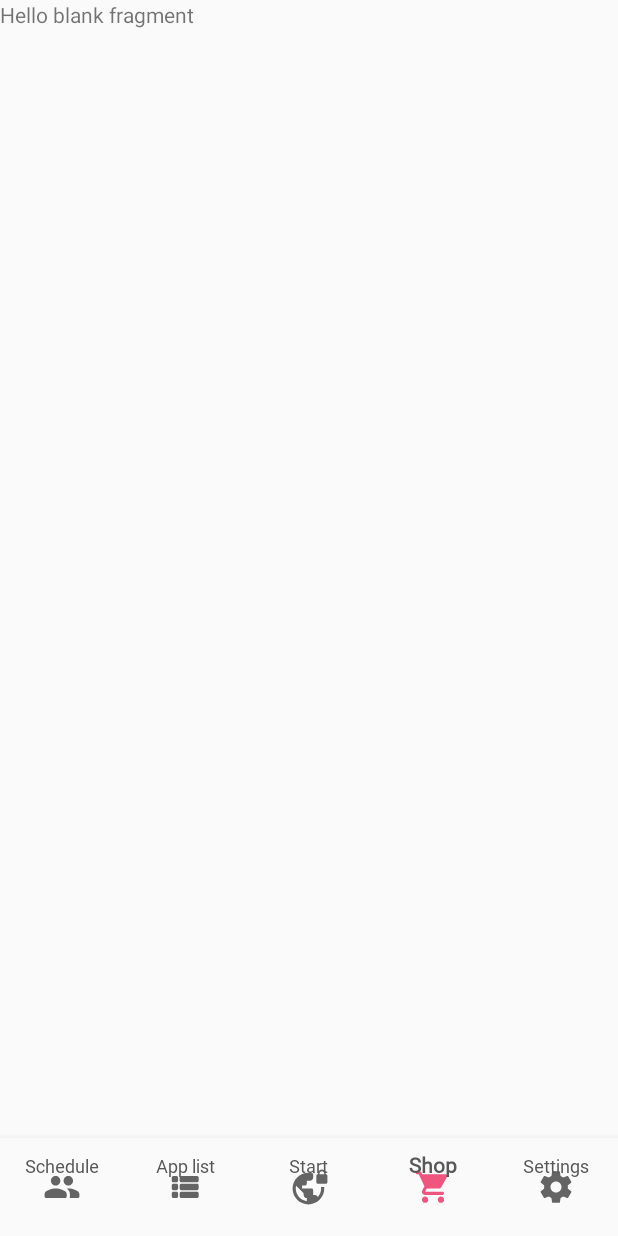
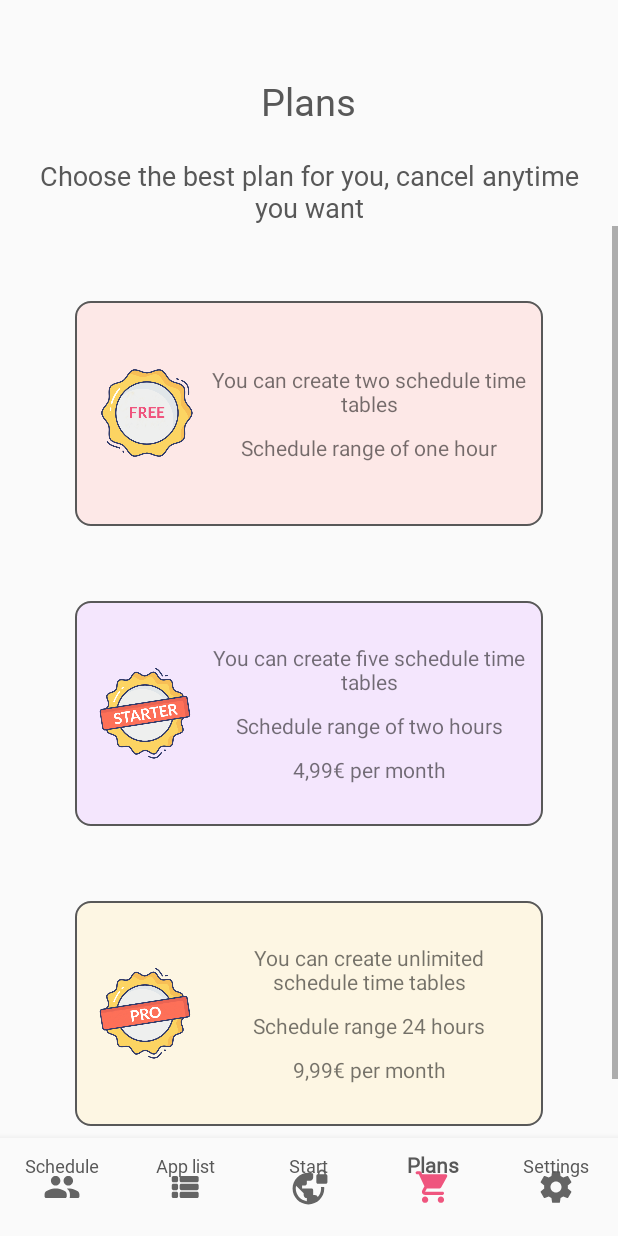
Before and after one commit to Sergiobi9/shutMeProject, an Android app: the screen it shows after launch (MainActivity), item 4 of the bottom bar chosen, on a phone screen of 412 x 824 dp. Run offline under Robolectric (Android 15) with nearby library versions, the light colour scheme and no system bars.

Commit message:
plans in progress + fix error add schedule

```diff
--- a/app/src/main/java/com/example/shutmeproject/Fragments/ShopFragment.java
+++ b/app/src/main/java/com/example/shutmeproject/Fragments/Plans/PlansFragment.java
@@ -1,4 +1,4 @@
-package com.example.shutmeproject.Fragments;
+package com.example.shutmeproject.Fragments.Plans;
 
 import android.os.Bundle;
 
@@ -10,9 +10,9 @@ import android.view.ViewGroup;
 
 import com.example.shutmeproject.R;
 
-public class ShopFragment extends Fragment {
+public class PlansFragment extends Fragment {
 
-    public ShopFragment() {
+    public PlansFragment() {
         // Required empty public constructor
     }
 
@@ -24,6 +24,6 @@ public class ShopFragment extends Fragment {
     @Override
     public View onCreateView(LayoutInflater inflater, ViewGroup container,
                              Bundle savedInstanceState) {
-        return inflater.inflate(R.layout.fragment_shop, container, false);
+        return inflater.inflate(R.layout.fragment_plans, container, false);
     }
 }
--- a/app/src/main/java/com/example/shutmeproject/Fragments/Schedule/AddScheduleFragment.java
+++ b/app/src/main/java/com/example/shutmeproject/Fragments/Schedule/AddScheduleFragment.java
@@ -17,6 +17,7 @@ import android.widget.EditText;
 import android.widget.LinearLayout;
 import android.widget.RelativeLayout;
 import android.widget.TextView;
+import android.widget.Toast;
 
 import androidx.fragment.app.Fragment;
 import androidx.fragment.app.FragmentTransaction;
@@ -85,14 +86,23 @@ public class AddScheduleFragment extends Fragment {
         appPackages.add("com.instagram.android");
         identifier = sharedPreferences.getInt("scheduleIdentifier", 1);
 
+        view.setFocusableInTouchMode(true);
+        view.requestFocus();
         view.setOnKeyListener(new View.OnKeyListener() {
             @Override
             public boolean onKey(View v, int keyCode, KeyEvent event) {
                 if( keyCode == KeyEvent.KEYCODE_BACK && event.getAction() == KeyEvent.ACTION_UP) {
+                    if (addScheduleSecondScreen.getVisibility() == View.VISIBLE){
+                        addScheduleSecondScreen.setVisibility(View.GONE);
+                        addScheduleFirstScreen.setVisibility(View.VISIBLE);
+                        identifier--;
+                     } else {
                         FragmentTransaction fragmentTransaction = getFragmentManager().beginTransaction();
                         fragmentTransaction.replace(R.id.main_container, new ScheduleMenuFragment());
                         fragmentTransaction.addToBackStack(null);
                         fragmentTransaction.commit();
+                    }
+
                     return true;
                 }
                 return false;
@@ -156,7 +166,14 @@ public class AddScheduleFragment extends Fragment {
         Duration duration = Duration.between(bedDateTime, wakeDateTime);
         long hours = duration.toHours();
         long minutes = duration.toMinutes() % 60;
+
+        if (hours == 24 && minutes != 0){
+            hours = 0;
             hoursTV.setText(String.valueOf(hours));
+        } else {
+            hoursTV.setText(String.valueOf(hours));
+        }
+
         minutesTV.setText(String.valueOf(minutes));
     }
 
@@ -197,23 +214,39 @@ public class AddScheduleFragment extends Fragment {
         acceptBtn.setOnClickListener(new View.OnClickListener() {
             @Override
             public void onClick(View view) {
-                createScheduleTime();
+                boolean canProceed = createScheduleTime();
+
+                if (canProceed){
                     dialog.cancel();
+                }
             }
         });
 
         dialog.show();
     }
 
-    private void createScheduleTime(){
+    private boolean createScheduleTime(){
         String scheduleName = scheduleNameEditText.getText().toString();
+
+        if (scheduleName.isEmpty()){
+            Toast.makeText(context, "Please, name your time table", Toast.LENGTH_SHORT).show();
+            return false;
+        }
+
+        if (daysOfTheWeekSelected.size() == 0){
+            Toast.makeText(context, "Please, choose at least one day o the week your time table", Toast.LENGTH_SHORT).show();
+            return false;
+        }
+
         newTimeTable = new TimeTable(identifier, scheduleName, startTime, endTime, daysOfTheWeekSelected, appPackages);
 
         identifier ++;
         sharedPreferences.edit().putInt("scheduleIdentifier", identifier).apply();
 
+        Log.d(TAG, newTimeTable.toString());
         changeScreen();
-        Log.d(TAG, newTimeTable.toString());
+
+        return true;
     }
 
     private void changeScreen(){
--- a/app/src/main/java/com/example/shutmeproject/MainActivity.java
+++ b/app/src/main/java/com/example/shutmeproject/MainActivity.java
@@ -10,10 +10,9 @@ import android.view.Window;
 import android.view.WindowManager;
 
 import com.example.shutmeproject.Fragments.AppListFragment;
-import com.example.shutmeproject.Fragments.Schedule.AddScheduleFragment;
 import com.example.shutmeproject.Fragments.Schedule.ScheduleMenuFragment;
 import com.example.shutmeproject.Fragments.Settings.SettingsFragment;
-import com.example.shutmeproject.Fragments.ShopFragment;
+import com.example.shutmeproject.Fragments.Plans.PlansFragment;
 import com.example.shutmeproject.Fragments.VPNFragment;
 import com.google.android.material.bottomnavigation.BottomNavigationView;
 
@@ -72,7 +71,7 @@ public class MainActivity extends AppCompatActivity {
                 this.getSupportFragmentManager().beginTransaction().replace(R.id.main_container, new VPNFragment()).addToBackStack(null).commit();
                 break;
             case R.id.navigation_04:
-                this.getSupportFragmentManager().beginTransaction().replace(R.id.main_container, new ShopFragment()).addToBackStack(null).commit();
+                this.getSupportFragmentManager().beginTransaction().replace(R.id.main_container, new PlansFragment()).addToBackStack(null).commit();
                 break;
             case R.id.navigation_05:
                 this.getSupportFragmentManager().beginTransaction().replace(R.id.main_container, new SettingsFragment()).addToBackStack(null).commit();
--- /dev/null
+++ b/app/src/main/java/com/example/shutmeproject/Plans/Plans.java
@@ -0,0 +1,33 @@
+package com.example.shutmeproject.Plans;
+
+public class Plans {
+
+    private final String FREE_PLAN = "FREE_PLAN", STARTER_PLAN = "STARTER_PLAN", PRO_PLAN = "PRO_PLAN";
+    private final double FREE_PLAN_PRICE = 0, STARTER_PLAN_PRICE = 4.99, PRO_PLAN_PRICE = 9.99;
+
+    public Plans() {}
+
+    public String getFREE_PLAN() {
+        return FREE_PLAN;
+    }
+
+    public String getSTARTER_PLAN() {
+        return STARTER_PLAN;
+    }
+
+    public String getPRO_PLAN() {
+        return PRO_PLAN;
+    }
+
+    public double getFREE_PLAN_PRICE() {
+        return FREE_PLAN_PRICE;
+    }
+
+    public double getSTARTER_PLAN_PRICE() {
+        return STARTER_PLAN_PRICE;
+    }
+
+    public double getPRO_PLAN_PRICE() {
+        return PRO_PLAN_PRICE;
+    }
+}
--- a/app/src/main/res/drawable/dialog_border.xml
+++ b/app/src/main/res/drawable/dialog_border.xml
@@ -8,11 +8,10 @@
     </item>
 
     <item
-        android:left="0dp"
-        android:right="5dp"
-        android:top="0dp"
-        android:bottom="5dp"
-        >
+        android:left="1dp"
+        android:right="1dp"
+        android:top="1dp"
+        android:bottom="1dp">
         <shape android:shape="rectangle">
             <solid android:color="@color/white" />
             <corners android:radius="25dp" />
--- /dev/null
+++ b/app/src/main/res/drawable/free_plan_background.xml
@@ -0,0 +1,11 @@
+<?xml version="1.0" encoding="utf-8"?>
+<shape xmlns:android="http://schemas.android.com/apk/res/android"
+    android:shape="rectangle">
+
+    <stroke android:width="1dp"
+        android:color="@color/gray"></stroke>
+    <solid android:color="@color/freePlan" />
+
+    <corners android:radius="10dp" />
+
+</shape>
--- a/app/src/main/res/drawable/next_btn.xml
+++ /dev/null
@@ -1,8 +0,0 @@
-<shape xmlns:android="http://schemas.android.com/apk/res/android"
-    android:shape="rectangle">
-
-    <solid android:color="@color/happy" />
-
-    <corners android:radius="10dp" />
-
-</shape>
--- /dev/null
+++ b/app/src/main/res/drawable/pro_plan_background.xml
@@ -0,0 +1,10 @@
+<?xml version="1.0" encoding="utf-8"?>
+<shape xmlns:android="http://schemas.android.com/apk/res/android"
+    android:shape="rectangle">
+
+    <stroke android:width="1dp"
+        android:color="@color/gray"></stroke>
+    <solid android:color="@color/proPlan"/>
+    <corners android:radius="10dp" />
+
+</shape>
--- /dev/null
+++ b/app/src/main/res/drawable/starter_plan_background.xml
@@ -0,0 +1,11 @@
+<?xml version="1.0" encoding="utf-8"?>
+<shape xmlns:android="http://schemas.android.com/apk/res/android"
+    android:shape="rectangle">
+
+    <stroke android:width="1dp"
+        android:color="@color/gray"></stroke>
+    <solid android:color="@color/starterPlan" />
+
+    <corners android:radius="10dp" />
+
+</shape>
--- a/app/src/main/res/layout/fragment_add_schedule.xml
+++ b/app/src/main/res/layout/fragment_add_schedule.xml
@@ -350,11 +350,29 @@
         android:visibility="gone"
         android:layout_height="match_parent">
 
+        <TextView
+            android:id="@+id/settings_title_tv"
+            android:layout_width="wrap_content"
+            android:layout_height="wrap_content"
+            android:layout_centerHorizontal="true"
+            android:paddingLeft="25dp"
+            android:gravity="center"
+            android:paddingRight="25dp"
+            android:fontFamily="@font/nunito"
+            android:layout_marginTop="50dp"
+            android:text="Select from the following applications, which ones do you want to apply your time table"
+            android:textColor="@color/gray"
+            android:textSize="20sp"></TextView>
 
         <EditText
             android:id="@+id/searcher"
-            android:layout_margin="20dp"
+            android:layout_marginLeft="20dp"
+            android:layout_marginRight="20dp"
+            android:layout_marginBottom="20dp"
+
+            android:layout_marginTop="40dp"
             android:paddingRight="15sp"
+            android:layout_below="@+id/settings_title_tv"
             android:paddingTop="10dp"
             android:paddingBottom="10dp"
             android:paddingLeft="15sp"
@@ -367,11 +385,26 @@
             android:layout_height="50dp">
         </EditText>
 
+        <Switch
+            android:id="@+id/appy_to_all_switch"
+            android:layout_width="match_parent"
+            android:layout_height="wrap_content"
+            android:layout_below="@+id/searcher"
+            android:layout_marginTop="20dp"
+            android:colorControlActivated="@color/happy"
+            android:fontFamily="@font/nunito"
+            android:text="Apply to all applications"
+            android:textColor="@color/gray"
+            android:layout_marginLeft="25dp"
+            android:layout_marginRight="25dp"
+            android:textSize="18sp"
+            android:theme="@style/ThemeOverlay.MySwitch" />
+
 
         <androidx.recyclerview.widget.RecyclerView
             android:id="@+id/apps_list"
-            android:layout_marginTop="5dp"
-            android:layout_below="@+id/searcher"
+            android:layout_marginTop="25dp"
+            android:layout_below="@+id/appy_to_all_switch"
             android:layout_width="match_parent"
             android:layout_height="match_parent" />
 
--- /dev/null
+++ b/app/src/main/res/layout/fragment_plans.xml
@@ -0,0 +1,204 @@
+<?xml version="1.0" encoding="utf-8"?>
+<FrameLayout xmlns:android="http://schemas.android.com/apk/res/android"
+    xmlns:tools="http://schemas.android.com/tools"
+    android:layout_width="match_parent"
+    android:layout_height="match_parent"
+    tools:context=".Fragments.Plans.PlansFragment">
+
+        <RelativeLayout
+            android:layout_width="match_parent"
+            android:layout_height="match_parent"
+            android:layout_marginTop="50dp">
+
+            <TextView
+                android:id="@+id/plans_title_tv"
+                android:layout_width="wrap_content"
+                android:layout_height="wrap_content"
+                android:fontFamily="@font/nunito"
+                android:textSize="25sp"
+                android:textColor="@color/gray"
+                android:layout_centerHorizontal="true"
+                android:text="@string/plans">
+            </TextView>
+
+            <TextView
+                android:id="@+id/plans_subtitle_tv"
+                android:layout_width="wrap_content"
+                android:layout_height="wrap_content"
+                android:fontFamily="@font/nunito"
+                android:textSize="18sp"
+                android:layout_marginTop="20dp"
+                android:textColor="@color/gray"
+                android:layout_below="@+id/plans_title_tv"
+                android:layout_centerHorizontal="true"
+                android:gravity="center"
+                android:layout_marginLeft="20dp"
+                android:layout_marginRight="20dp"
+                android:text="Choose the best plan for you, cancel anytime you want">
+            </TextView>
+
+            <ScrollView
+                android:layout_below="@+id/plans_subtitle_tv"
+                android:layout_width="match_parent"
+                android:layout_height="match_parent">
+
+                <LinearLayout
+                    android:id="@+id/plans_box"
+                    android:layout_below="@+id/plans_title_tv"
+                    android:layout_width="match_parent"
+                    android:padding="50dp"
+                    android:orientation="vertical"
+                    android:layout_centerVertical="true"
+                    android:layout_centerHorizontal="true"
+                    android:gravity="center"
+                    android:layout_height="match_parent">
+
+                    <LinearLayout
+                        android:id="@+id/free_plan_box"
+                        android:layout_below="@+id/settings_title_tv"
+                        android:layout_width="match_parent"
+                        android:layout_height="150dp"
+                        android:background="@drawable/free_plan_background"
+                        android:orientation="horizontal">
+
+                        <ImageView
+                            android:layout_width="65dp"
+                            android:layout_height="65dp"
+                            android:layout_gravity="center"
+                            android:layout_marginLeft="15dp"
+                            android:src="@drawable/free_plan_icon">
+
+                        </ImageView>
+
+                        <LinearLayout
+                            android:layout_width="match_parent"
+                            android:layout_height="match_parent"
+                            android:layout_gravity="center"
+                            android:gravity="center"
+                            android:padding="10dp"
+                            android:orientation="vertical">
+
+                            <TextView
+                                android:layout_width="wrap_content"
+                                android:layout_height="wrap_content"
+                                android:gravity="center"
+                                android:text="You can create two schedule time tables">
+                            </TextView>
+
+                            <TextView
+                                android:layout_width="wrap_content"
+                                android:layout_height="wrap_content"
+                                android:layout_marginTop="10dp"
+                                android:text="Schedule range of one hour">
+                            </TextView>
+                        </LinearLayout>
+
+
+
+                    </LinearLayout>
+
+                    <LinearLayout
+                        android:id="@+id/starter_plan_box"
+                        android:layout_below="@+id/free_plan_box"
+                        android:layout_width="match_parent"
+                        android:layout_height="150dp"
+                        android:layout_marginTop="50dp"
+                        android:layout_marginBottom="50dp"
+                        android:background="@drawable/starter_plan_background"
+                        android:orientation="horizontal">
+
+                        <ImageView
+                            android:layout_width="65dp"
+                            android:layout_height="65dp"
+                            android:layout_gravity="center"
+                            android:layout_marginLeft="15dp"
+                            android:src="@drawable/starter_plan_icon">
+                        </ImageView>
+
+                        <LinearLayout
+                            android:layout_width="match_parent"
+                            android:layout_height="match_parent"
+                            android:layout_gravity="center"
+                            android:gravity="center"
+                            android:padding="10dp"
+                            android:orientation="vertical">
+
+                            <TextView
+                                android:layout_width="wrap_content"
+                                android:layout_height="wrap_content"
+                                android:gravity="center"
+                                android:text="You can create five schedule time tables">
+                            </TextView>
+
+                            <TextView
+                                android:layout_width="wrap_content"
+                                android:layout_height="wrap_content"
+                                android:layout_marginTop="10dp"
+                                android:text="Schedule range of two hours">
+                            </TextView>
+
+                            <TextView
+                                android:layout_width="wrap_content"
+                                android:layout_height="wrap_content"
+                                android:layout_marginTop="10dp"
+                                android:text="4,99€ per month">
+                            </TextView>
+                        </LinearLayout>
+
+                    </LinearLayout>
+
+                    <LinearLayout
+                        android:id="@+id/pro_plan_box"
+                        android:layout_below="@+id/starter_plan_box"
+                        android:layout_width="match_parent"
+                        android:layout_height="150dp"
+                        android:background="@drawable/pro_plan_background"
+                        android:orientation="horizontal">
+
+                        <ImageView
+                            android:layout_width="65dp"
+                            android:layout_height="65dp"
+                            android:layout_gravity="center"
+                            android:layout_marginLeft="15dp"
+                            android:src="@drawable/pro_plan_icon">
+                        </ImageView>
+
+                        <LinearLayout
+                            android:layout_width="match_parent"
+                            android:layout_height="match_parent"
+                            android:layout_gravity="center"
+                            android:gravity="center"
+                            android:padding="10dp"
+                            android:orientation="vertical">
+
+                            <TextView
+                                android:layout_width="wrap_content"
+                                android:layout_height="wrap_content"
+                                android:gravity="center"
+                                android:text="You can create unlimited schedule time tables">
+                            </TextView>
+
+                            <TextView
+                                android:layout_width="wrap_content"
+                                android:layout_height="wrap_content"
+                                android:layout_marginTop="10dp"
+                                android:text="Schedule range 24 hours">
+                            </TextView>
+
+                            <TextView
+                                android:layout_width="wrap_content"
+                                android:layout_height="wrap_content"
+                                android:layout_marginTop="10dp"
+                                android:text="9,99€ per month">
+                            </TextView>
+                        </LinearLayout>
+
+                    </LinearLayout>
+                </LinearLayout>
+
+            </ScrollView>
+
+
+        </RelativeLayout>
+
+</FrameLayout>
--- a/app/src/main/res/layout/fragment_schedule_menu.xml
+++ b/app/src/main/res/layout/fragment_schedule_menu.xml
@@ -19,6 +19,13 @@
             android:text="@string/schedule_menu"
             android:textColor="@color/gray"
             android:textSize="25sp"></TextView>
+
+        <RelativeLayout
+            android:id="@+id/features_box"
+            android:layout_below="@+id/settings_title_tv"
+            android:padding="20dp"
+            android:layout_width="match_parent"
+            android:layout_height="match_parent">
 
             <LinearLayout
                 android:id="@+id/first_row"
@@ -103,6 +110,8 @@
 
             </LinearLayout>
 
+        </RelativeLayout>
+
 
     </RelativeLayout>
 
--- a/app/src/main/res/layout/fragment_shop.xml
+++ /dev/null
@@ -1,14 +0,0 @@
-<?xml version="1.0" encoding="utf-8"?>
-<FrameLayout xmlns:android="http://schemas.android.com/apk/res/android"
-    xmlns:tools="http://schemas.android.com/tools"
-    android:layout_width="match_parent"
-    android:layout_height="match_parent"
-    tools:context=".Fragments.ShopFragment">
-
-    <!-- TODO: Update blank fragment layout -->
-    <TextView
-        android:layout_width="match_parent"
-        android:layout_height="match_parent"
-        android:text="@string/hello_blank_fragment" />
-
-</FrameLayout>
--- a/app/src/main/res/menu/navigation.xml
+++ b/app/src/main/res/menu/navigation.xml
@@ -4,27 +4,27 @@
     <item
         android:id="@+id/navigation_01"
         android:icon="@drawable/schedule_icon"
-        android:title="Schedule" />
+        android:title="@string/schedule" />
 
     <item
         android:id="@+id/navigation_02"
         android:icon="@drawable/list_icon"
-        android:title="App list" />
+        android:title="@string/app_list" />
 
     <item
         android:id="@+id/navigation_03"
         android:icon="@drawable/vpn_icon"
-        android:title="Start" />
+        android:title="@string/start" />
 
     <item
         android:id="@+id/navigation_04"
         android:icon="@drawable/shop_icon"
-        android:title="Shop" />
+        android:title="@string/plans" />
 
     <item
         android:id="@+id/navigation_05"
         android:icon="@drawable/settings_icon"
-        android:title="Settings" />
+        android:title="@string/settings" />
 
 
 </menu>
--- a/app/src/main/res/values/colors.xml
+++ b/app/src/main/res/values/colors.xml
@@ -12,4 +12,8 @@
     <color name="white">#FFFFFF</color>
     <color name="black">#000000</color>
     <color name="transparent">#00000000</color>
+
+    <color name="freePlan">#FDE8E7</color>
+    <color name="starterPlan">#F4E6FD</color>
+    <color name="proPlan">#FDF6E3</color>
 </resources>
--- a/app/src/main/res/values/strings.xml
+++ b/app/src/main/res/values/strings.xml
@@ -16,5 +16,9 @@
     <string name="turn_off_notifications">Turn off notifications</string>
     <string name="notifications">Notifications</string>
     <string name="schedule_menu">Schedule menu</string>
+    <string name="schedule">Schedule</string>
+    <string name="app_list">App list</string>
+    <string name="start">Start</string>
+    <string name="plans">Plans</string>
 
 </resources>
```
Also changed, not shown: app/src/main/res/drawable/free_plan_icon.png (added), app/src/main/res/drawable/pro_plan_icon.png (added), app/src/main/res/drawable/starter_plan_icon.png (added). Lines whose indentation alone changed are shown as unchanged.
